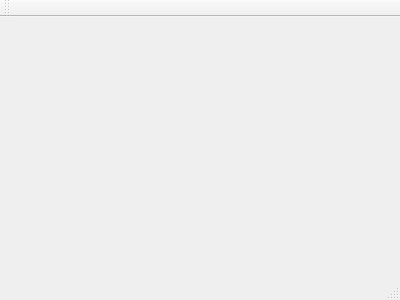
This is mainwindow.ui in dridk/QBarManager as Qt 5 draws it before an edit. The edited form follows.
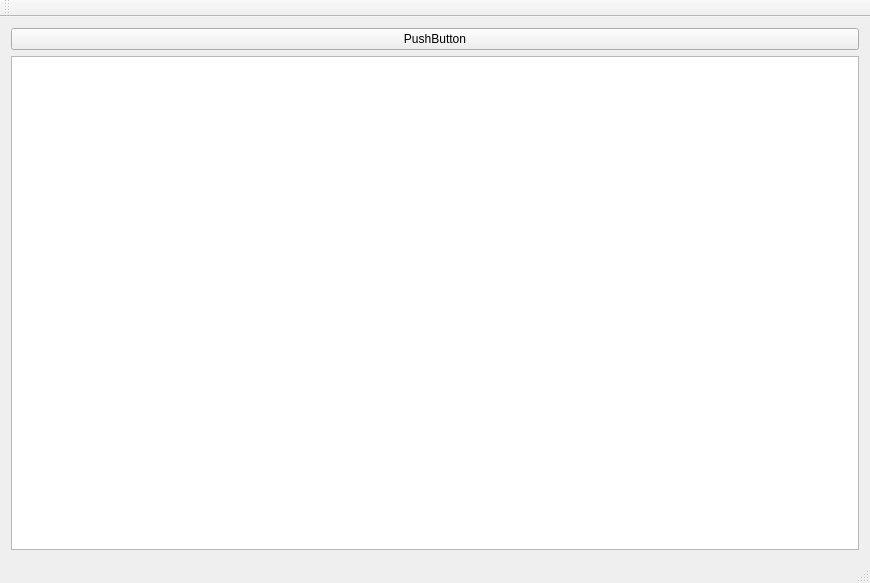
This is the edited form.

```diff
--- a/mainwindow.ui
+++ b/mainwindow.ui
@@ -1,24 +1,52 @@
 <ui version="4.0">
  <class>MainWindow</class>
- <widget class="QMainWindow" name="MainWindow" >
-  <property name="geometry" >
+ <widget class="QMainWindow" name="MainWindow">
+  <property name="geometry">
    <rect>
     <x>0</x>
     <y>0</y>
-    <width>400</width>
-    <height>300</height>
+    <width>870</width>
+    <height>583</height>
    </rect>
   </property>
   <property name="windowTitle" >
    <string>MainWindow</string>
   </property>
-  <widget class="QMenuBar" name="menuBar" />
-  <widget class="QToolBar" name="mainToolBar" />
-  <widget class="QWidget" name="centralWidget" />
-  <widget class="QStatusBar" name="statusBar" />
+  <widget class="QWidget" name="centralWidget">
+   <layout class="QVBoxLayout" name="verticalLayout">
+    <item>
+     <widget class="QPushButton" name="pushButton">
+      <property name="text">
+       <string>PushButton</string>
+      </property>
+     </widget>
+    </item>
+    <item>
+     <widget class="QPlainTextEdit" name="plainTextEdit"/>
+    </item>
+   </layout>
+  </widget>
+  <widget class="QMenuBar" name="menuBar">
+   <property name="geometry">
+    <rect>
+     <x>0</x>
+     <y>0</y>
+     <width>870</width>
+     <height>20</height>
+    </rect>
+   </property>
+  </widget>
+  <widget class="QToolBar" name="mainToolBar">
+   <attribute name="toolBarArea">
+    <enum>TopToolBarArea</enum>
+   </attribute>
+   <attribute name="toolBarBreak">
+    <bool>false</bool>
+   </attribute>
+  </widget>
+  <widget class="QStatusBar" name="statusBar"/>
  </widget>
- <layoutDefault spacing="6" margin="11" />
- <pixmapfunction></pixmapfunction>
+ <layoutdefault spacing="6" margin="11"/>
  <resources/>
  <connections/>
 </ui>
```
Left out of the diff: 3 changed lines with no effect on the pictures.
